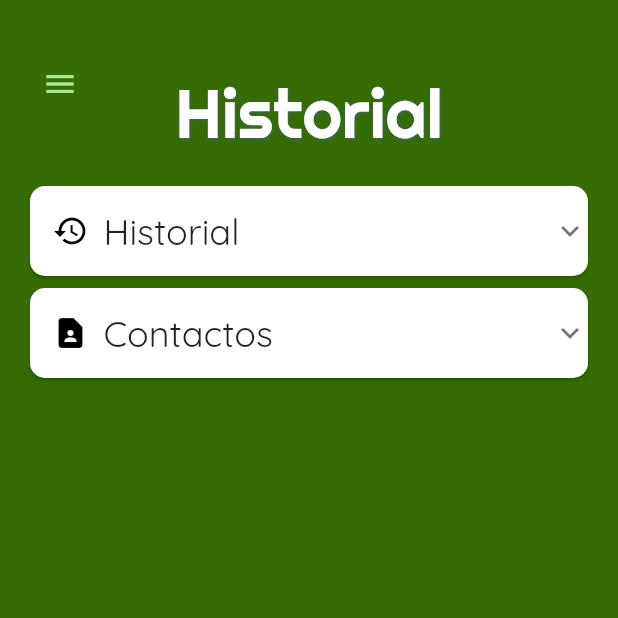
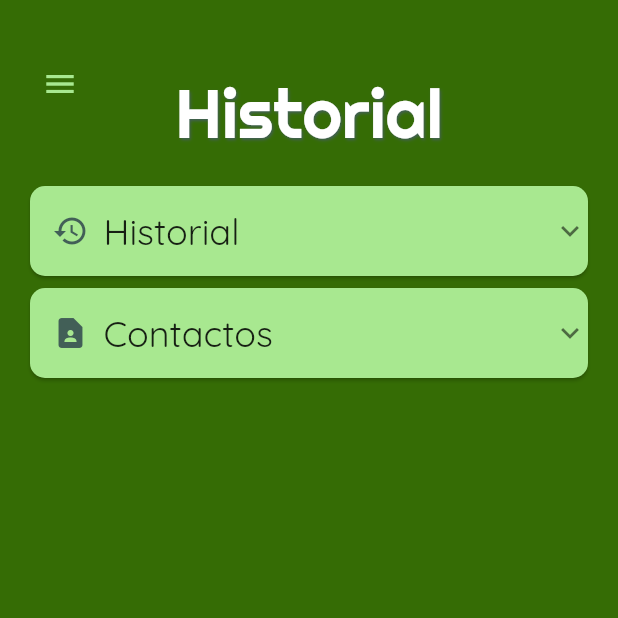
Before and after one commit to valeferreiraan/GreenPlasticApp_, a Flutter app: the MenuPage screen opened directly, after a tap on the "menu" icon, after a tap on "Historial", on a phone screen of 412 x 824 dp, the top half of it. Run offline on Flutter 3.47's test engine with Material 2 defaults, Android fonts, the phone set to English and light mode, and no system bars; our stand-ins replace badges, email_validator, firebase_core, firebase_database, flex_color_scheme, get and 3 more; missing offline and left inert: dart:html, dart:js; accounts and stored records are empty.

Commit message:
cambios colores e imagen home

```diff
--- a/lib/ui/controllers/login_controller.dart
+++ b/lib/ui/controllers/login_controller.dart
@@ -32,8 +32,8 @@ class LoginController extends GetxController {
     } else {
       if (EmailValidator.validate(user)) {
         if (user == username_prueba && pswd == password_prueba) {
-          Get.to(MenuPage());
-          Get.snackbar('Bienvenido', '',
+          Get.off(MenuPage());
+          Get.snackbar('Bienvenido', 'GREEN PLASTIC COLOMBIA',
               icon: Icon(Icons.people),
               backgroundColor: Colors.green,
               duration: Duration(seconds: 1));
--- a/lib/ui/pages/Cart_Catalogue/catalogo_productos.dart
+++ b/lib/ui/pages/Cart_Catalogue/catalogo_productos.dart
@@ -43,6 +43,7 @@ class _HomePageCartState extends State<HomePageCart> {
                     },
                     child: Text(
                       'Catálogo',
+                      textAlign: TextAlign.center,
                       style: Theme.of(context).textTheme.labelLarge,
                     ))),
             SizedBox(
--- a/lib/ui/pages/historial.dart
+++ b/lib/ui/pages/historial.dart
@@ -120,6 +120,7 @@ class _HistorialPageState extends State<HistorialPage> {
                         Column(
                           children: [
                             Card(
+                              color: Color3,
                               shape: RoundedRectangleBorder(
                                 borderRadius: BorderRadius.circular(10),
                               ),
@@ -130,7 +131,7 @@ class _HistorialPageState extends State<HistorialPage> {
                                       vertical: 10, horizontal: 15),
                                   child: Row(
                                     children: [
-                                      Icon(Icons.history, color: Colors.black),
+                                      Icon(Icons.history, color: Color1),
                                       SizedBox(width: 10),
                                       Expanded(
                                         child: Text(
@@ -151,7 +152,10 @@ class _HistorialPageState extends State<HistorialPage> {
                                     showBottomBorder: false,
                                     columns: [
                                       DataColumn(
-                                          label: Text('ID'), numeric: true),
+                                          label: Text(
+                                            'ID',
+                                          ),
+                                          numeric: true),
                                       DataColumn(label: Text('Descripción')),
                                       DataColumn(
                                           label: Text('Total'), numeric: true),
@@ -200,6 +204,7 @@ class _HistorialPageState extends State<HistorialPage> {
                               ),
                             ),
                             Card(
+                              color: Color3,
                               shape: RoundedRectangleBorder(
                                 borderRadius: BorderRadius.circular(10),
                               ),
@@ -210,8 +215,7 @@ class _HistorialPageState extends State<HistorialPage> {
                                       vertical: 10, horizontal: 15),
                                   child: Row(
                                     children: [
-                                      Icon(Icons.contact_page,
-                                          color: Colors.black),
+                                      Icon(Icons.contact_page, color: Color1),
                                       SizedBox(width: 10),
                                       Expanded(
                                         child: Text('Contactos',
--- a/lib/ui/pages/menuPage.dart
+++ b/lib/ui/pages/menuPage.dart
@@ -125,17 +125,60 @@ class _menuPageState extends State<MenuPage> {
           ),
           Center(
               child: Column(
+            mainAxisAlignment: MainAxisAlignment.center,
             children: [
               Image.asset(
                 'assets/GreenPlastic.png',
                 width: 200,
                 height: 200,
               ),
-              Text(
-                'Green Plastic es un agente de cambio ambiental, revalorizamos retales plásticos de un solo uso mediante la transformación a elementos de larga vida, bajo un modelo de economía circular.',
-                textScaleFactor: 1,
-                textAlign: TextAlign.center,
-                style: TextStyle(color: Colors.white),
+              Padding(
+                padding: const EdgeInsets.all(
+                    16), // Espacio entre los bordes de la aplicación y el rectángulo
+                child: Stack(
+                  children: [
+                    ClipRRect(
+                      borderRadius: BorderRadius.circular(10),
+                      child: Image.asset(
+                        '/forest.jpg', // Ruta relativa del archivo de imagen
+                        width: double.maxFinite,
+                        height: 132,
+                        fit: BoxFit.cover,
+                      ),
+                    ),
+                    ClipRRect(
+                      borderRadius: BorderRadius.circular(
+                          10), // Bordes curvos del rectángulo
+                      child: Container(
+                        color: Color3.withOpacity(
+                            0.5), // Color con opacidad del 50%
+                        padding: EdgeInsets.all(16),
+                        child: Center(
+                          child: Column(
+                            mainAxisAlignment: MainAxisAlignment.center,
+                            children: [
+                              Align(
+                                alignment: Alignment.center,
+                                child: Text(
+                                  'Green Plastic es un agente de cambio ambiental, revalorizamos retales plásticos de un solo uso mediante la transformación a elementos de larga vida, bajo un modelo de economía circular.',
+                                  textScaleFactor: 1,
+                                  textAlign: TextAlign
+                                      .justify, // Alineación justificada del texto
+                                  style: TextStyle(
+                                    color: Colors.white,
+                                    fontSize: 16,
+                                  ),
+                                ),
+                              ),
+                              SizedBox(height: 20),
+                              // Otros elementos dentro del rectángulo
+                            ],
+                          ),
+                        ),
+                      ),
+                    ),
+                  ],
+                ),
               ),
             ],
           ))
--- a/pubspec.yaml
+++ b/pubspec.yaml
@@ -38,3 +38,4 @@ flutter:
   uses-material-design: true
   assets:
     - assets/
+    - assets/forest.jpg
```
Also changed, not shown: assets/forest.jpg (added), 7 other files.
